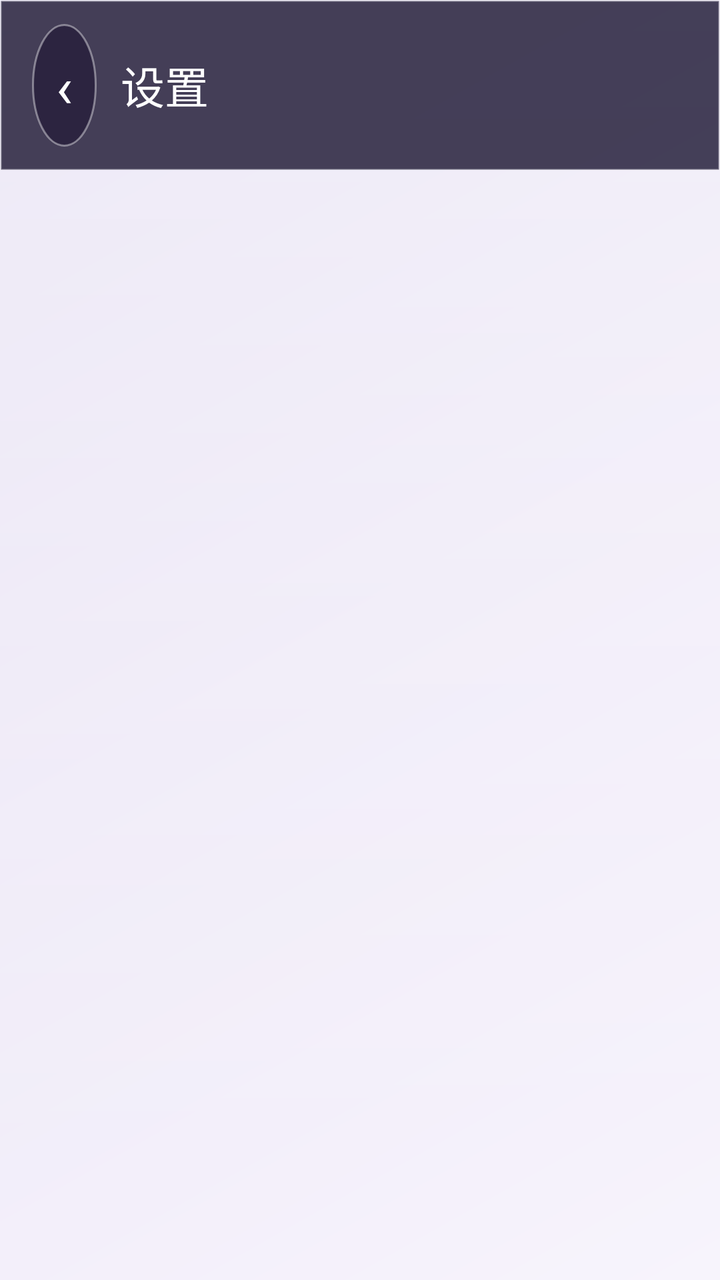
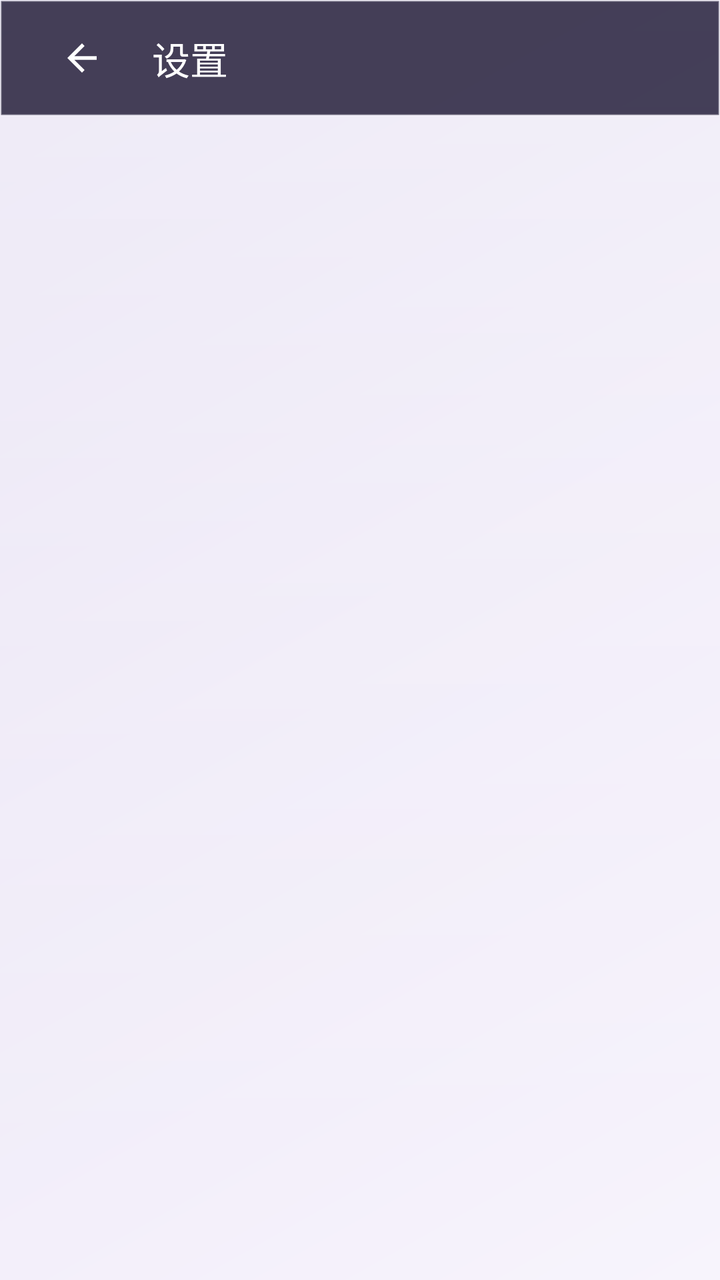

An Android layout rendered at two revisions. The XML below is the earlier revision; the diff shows what the commit changed to produce the second picture.
<!-- AndroidManifest.xml: activity theme Theme.UvcBlindCam -->
<!-- res/layout/activity_settings.xml -->
<?xml version="1.0" encoding="utf-8"?>
<LinearLayout xmlns:android="http://schemas.android.com/apk/res/android"
    android:layout_width="match_parent"
    android:layout_height="match_parent"
    android:orientation="vertical"
    android:background="?attr/appBg">

    
    <LinearLayout
        android:id="@+id/barTop"
        android:layout_width="match_parent"
        android:layout_height="wrap_content"
        android:orientation="horizontal"
        android:gravity="center_vertical"
        android:background="?attr/barBg"
        android:paddingHorizontal="16dp"
        android:paddingVertical="12dp">

        <TextView
            android:id="@+id/btnBack"
            android:layout_width="wrap_content"
            android:layout_height="wrap_content"
            android:padding="12dp"
            android:text="‹"
            android:textColor="#FFFFFF"
            android:textSize="28sp"
            android:background="@drawable/bg_play_badge"
            android:contentDescription="@string/common_back" />

        <TextView
            android:layout_width="0dp"
            android:layout_height="wrap_content"
            android:layout_weight="1"
            android:layout_marginStart="12dp"
            android:text="@string/settings_title"
            android:textColor="#FFFFFF"
            android:textSize="22sp"
            android:textStyle="normal" />
    </LinearLayout>

    <ScrollView
        android:layout_width="match_parent"
        android:layout_height="match_parent"
        android:fillViewport="true"
        android:scrollbars="none">

        <LinearLayout
            android:id="@+id/cardContainer"
            android:layout_width="match_parent"
            android:layout_height="wrap_content"
            android:orientation="vertical"
            android:paddingHorizontal="18dp"
            android:paddingTop="10dp"
            android:paddingBottom="28dp" />
    </ScrollView>
</LinearLayout>
<!-- resources referenced by this layout -->
<resources>
  <!-- drawable bg_play_badge (drawable) -->
  <?xml version="1.0" encoding="utf-8"?>
  <shape xmlns:android="http://schemas.android.com/apk/res/android"
      android:shape="oval">
      <solid android:color="#80140B2B" />
      <stroke
          android:width="1dp"
          android:color="#66FFFFFF" />
  </shape>
  <string name="common_back">返回</string>
  <style name="Theme.UvcBlindCam" parent="Theme.Material3.DayNight.NoActionBar">
          <item name="colorPrimary">@color/brand_blue</item>
          <item name="colorPrimaryDark">@color/brand_blue_dark</item>
          <item name="colorOnPrimary">@color/white</item>
          <item name="colorSecondary">@color/brand_blue</item>
          <item name="android:colorBackground">#FFF2F4F7</item>
          <item name="colorOnBackground">#FF1A1F26</item>
          <item name="colorSurface">#FFFFFFFF</item>
          <item name="colorOnSurface">#FF1A1F26</item>
          <item name="colorSurfaceVariant">#FFE3EAF2</item>
          <item name="colorOnSurfaceVariant">#FF5A6472</item>
          <item name="colorOutline">#FFB6C0CC</item>
          <item name="android:statusBarColor">#FFFFFFFF</item>
          <item name="android:navigationBarColor">#FFFFFFFF</item>
          <item name="android:windowLightStatusBar">true</item>
          <item name="android:windowFullscreen">false</item>
  
          
          <item name="appBg">@drawable/bg_gradient_light</item>
          <item name="cardBg">@drawable/bg_glass_card_light</item>
          <item name="barBg">@drawable/bg_glass_bar</item>
          <item name="pillBg">@drawable/bg_pill_light</item>
          <item name="pillSelectedBg">@drawable/bg_pill_gradient</item>
          <item name="appBar">#FFFFFFFF</item>
          <item name="chipBg">#FFE3EAF2</item>
          <item name="onSurfaceDim">#FF5A6472</item>
          <item name="dividerColor">#FFD7DDE5</item>
          <item name="btnOutline">#FFB6C0CC</item>
          <item name="previewLabel">#FFFFFFFF</item>
          <item name="accentColor">#FF1565C0</item>
      </style>
  <color name="white">#FFFFFFFF</color>
  <!-- unchanged entries left out for length: 8 -->
</resources>

<!-- the commit's change to res/layout/activity_settings.xml (unified diff, before → after) -->
@@ -13,28 +13,21 @@
         android:orientation="horizontal"
         android:gravity="center_vertical"
         android:background="?attr/barBg"
-        android:paddingHorizontal="16dp"
-        android:paddingVertical="12dp">
+        android:paddingHorizontal="@dimen/ui_top_bar_pad_h"
+        android:paddingVertical="@dimen/ui_top_bar_pad_v">
 
-        <TextView
+        <ImageButton
             android:id="@+id/btnBack"
-            android:layout_width="wrap_content"
-            android:layout_height="wrap_content"
-            android:padding="12dp"
-            android:text="‹"
-            android:textColor="#FFFFFF"
-            android:textSize="28sp"
-            android:background="@drawable/bg_play_badge"
-            android:contentDescription="@string/common_back" />
+            style="@style/BlindCam.BackButton" />
 
         <TextView
             android:layout_width="0dp"
             android:layout_height="wrap_content"
             android:layout_weight="1"
-            android:layout_marginStart="12dp"
+            android:layout_marginStart="@dimen/ui_pill_pad_h"
             android:text="@string/settings_title"
             android:textColor="#FFFFFF"
-            android:textSize="22sp"
+            android:textSize="@dimen/ui_bar_title"
             android:textStyle="normal" />
     </LinearLayout>
 
@@ -49,8 +42,8 @@
             android:layout_width="match_parent"
             android:layout_height="wrap_content"
             android:orientation="vertical"
-            android:paddingHorizontal="18dp"
-            android:paddingTop="10dp"
-            android:paddingBottom="28dp" />
+            android:paddingHorizontal="@dimen/ui_page_pad_h"
+            android:paddingTop="@dimen/ui_page_pad_v"
+            android:paddingBottom="@dimen/ui_page_pad_h" />
     </ScrollView>
 </LinearLayout>
<!-- resource entries referenced after the edit -->
@@ -1,14 +1,18 @@
 <!-- resources referenced by this layout -->
 <resources>
-  <!-- drawable bg_play_badge (drawable) -->
-  <?xml version="1.0" encoding="utf-8"?>
-  <shape xmlns:android="http://schemas.android.com/apk/res/android"
-      android:shape="oval">
-      <solid android:color="#80140B2B" />
-      <stroke
-          android:width="1dp"
-          android:color="#66FFFFFF" />
-  </shape>
+  <dimen name="ui_bar_title">17sp</dimen>
+  <dimen name="ui_page_pad_h">10dp</dimen>
+  <dimen name="ui_page_pad_v">8dp</dimen>
+  <dimen name="ui_pill_pad_h">10dp</dimen>
+  <dimen name="ui_top_bar_pad_h">10dp</dimen>
+  <dimen name="ui_top_bar_pad_v">4dp</dimen>
+  <style name="BlindCam.BackButton" parent="BlindCam.ToolButton">
+          <item name="android:layout_width">@dimen/ui_back_button</item>
+          <item name="android:layout_height">@dimen/ui_back_button</item>
+          <item name="android:padding">@dimen/ui_back_padding</item>
+          <item name="android:src">@drawable/ic_back</item>
+          <item name="android:contentDescription">@string/common_back</item>
+      </style>
   <string name="common_back">返回</string>
   <style name="Theme.UvcBlindCam" parent="Theme.Material3.DayNight.NoActionBar">
           <item name="colorPrimary">@color/brand_blue</item>
@@ -33,6 +37,7 @@
           <item name="barBg">@drawable/bg_glass_bar</item>
           <item name="pillBg">@drawable/bg_pill_light</item>
           <item name="pillSelectedBg">@drawable/bg_pill_gradient</item>
+          <item name="barChipBg">@drawable/bg_pill</item>
           <item name="appBar">#FFFFFFFF</item>
           <item name="chipBg">#FFE3EAF2</item>
           <item name="onSurfaceDim">#FF5A6472</item>
@@ -41,7 +46,41 @@
           <item name="previewLabel">#FFFFFFFF</item>
           <item name="accentColor">#FF1565C0</item>
       </style>
+  <style name="BlindCam.ToolButton" parent="Widget.AppCompat.ImageButton">
+          <item name="android:layout_width">@dimen/ui_tool_button</item>
+          <item name="android:layout_height">@dimen/ui_tool_button</item>
+          <item name="android:layout_marginStart">@dimen/ui_tool_margin</item>
+          <item name="android:background">?attr/selectableItemBackgroundBorderless</item>
+          <item name="android:scaleType">fitCenter</item>
+          <item name="android:padding">@dimen/ui_tool_padding</item>
+          <item name="android:tint">@color/white</item>
+      </style>
+  <dimen name="ui_back_button">34dp</dimen>
+  <dimen name="ui_back_padding">8dp</dimen>
+  <!-- drawable ic_back (drawable) -->
+  <vector xmlns:android="http://schemas.android.com/apk/res/android"
+      android:width="24dp"
+      android:height="24dp"
+      android:viewportWidth="24"
+      android:viewportHeight="24">
+      <path
+          android:fillColor="#FF000000"
+          android:pathData="M20,11H7.83l5.59,-5.59L12,4l-8,8 8,8 1.41,-1.41L7.83,13H20v-2z" />
+  </vector>
   <color name="white">#FFFFFFFF</color>
+  <!-- drawable bg_pill (drawable) -->
+  <?xml version="1.0" encoding="utf-8"?>
+  <shape xmlns:android="http://schemas.android.com/apk/res/android"
+      android:shape="rectangle">
+      <solid android:color="#1FFFFFFF" />
+      <corners android:radius="100dp" />
+      <stroke
+          android:width="1dp"
+          android:color="#2EFFFFFF" />
+  </shape>
+  <dimen name="ui_tool_button">34dp</dimen>
+  <dimen name="ui_tool_margin">2dp</dimen>
+  <dimen name="ui_tool_padding">8dp</dimen>
   <!-- unchanged entries left out for length: 8 -->
 </resources>
 
